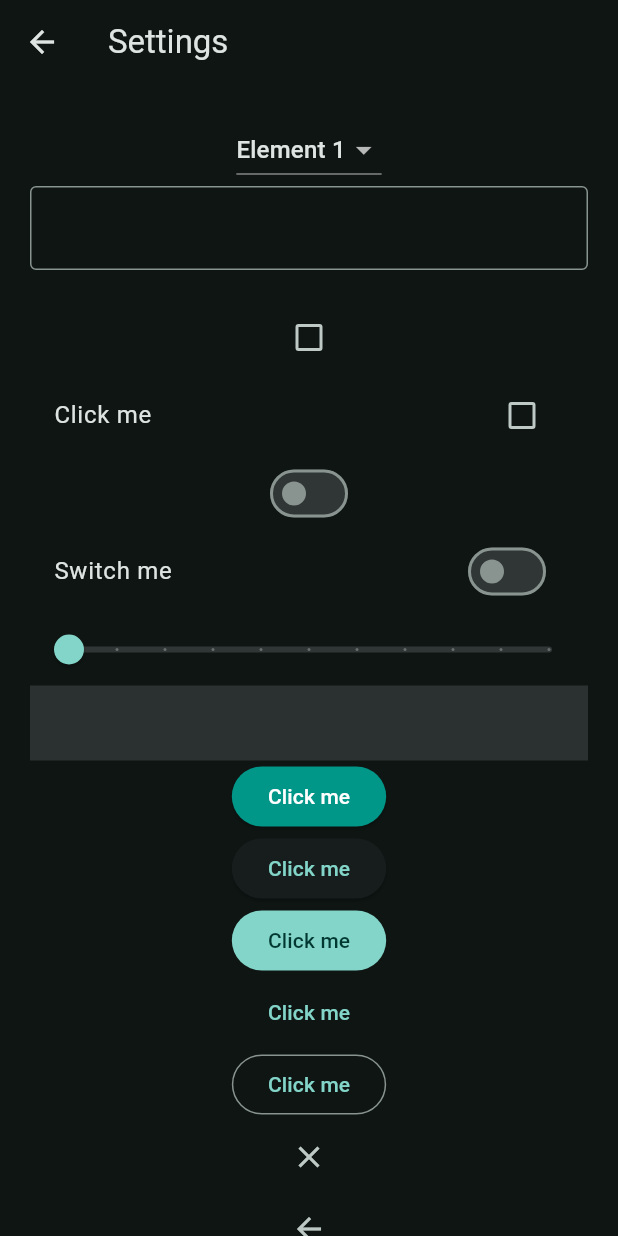
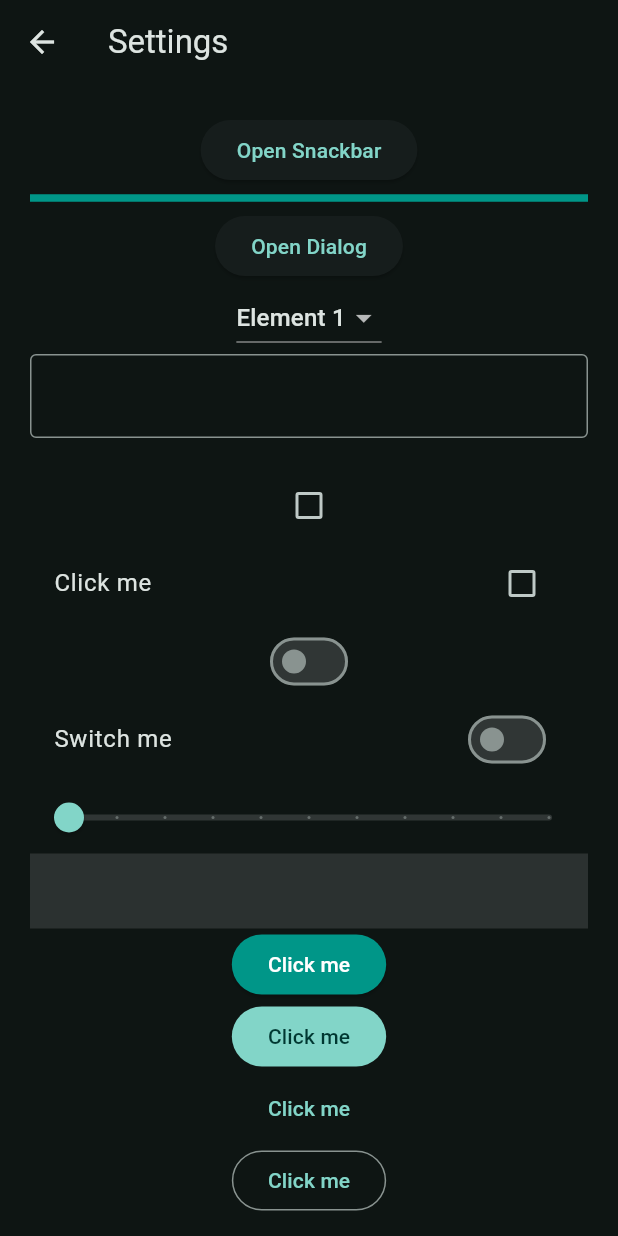
Before and after one commit to RamonArents/fllutter-tutorial, a Flutter app: the screen it shows after launch, after a tap on "Login", after a tap on the "settings" icon, on a phone screen of 412 x 824 dp. Run offline on Flutter 3.47's test engine with Material 3 defaults, Android fonts, the phone set to English and light mode, and no system bars.

Commit message:
dialogs and textstyle classes

```diff
--- a/lib/views/pages/home_page.dart
+++ b/lib/views/pages/home_page.dart
@@ -1,10 +1,33 @@
 import 'package:flutter/material.dart';
+import 'package:flutter_tutorial/data/constants.dart';
+import 'package:flutter_tutorial/views/widgets/hero_widget.dart';
 
 class HomePage extends StatelessWidget {
   const HomePage({super.key});
 
   @override
   Widget build(BuildContext context) {
-    return Center(child:Text('Home page'));
+    return Padding(
+      padding: EdgeInsets.all(20.0),
+      child: Column(
+        children: [
+          HeroWidget(),
+          Container(
+            width: double.infinity,
+            padding: EdgeInsets.symmetric(vertical: 10.0),
+            child: Card(
+              child: Padding(padding: EdgeInsets.all(20.0),
+              child: Column(
+                crossAxisAlignment: CrossAxisAlignment.start,
+                children: [
+                  Text('Basic Layout', style: KTextStyle.titleTealText),
+                  Text('The description of this', style: KTextStyle.descriptionText),
+                ],
+              ),),
+            ),
+          ),
+        ],
+      ),
+    );
   }
 }
--- a/lib/views/pages/settings_page.dart
+++ b/lib/views/pages/settings_page.dart
@@ -1,7 +1,7 @@
 import 'package:flutter/material.dart';
 
 class SettingsPage extends StatefulWidget {
-  const SettingsPage({super.key, required this.title,});
+  const SettingsPage({super.key, required this.title});
 
   final String title;
 
@@ -32,6 +32,44 @@ class _SettingsPageState extends State<SettingsPage> {
           padding: const EdgeInsets.all(20.0),
           child: Column(
             children: [
+              ElevatedButton(
+                onPressed: () {
+                  ScaffoldMessenger.of(context).showSnackBar(
+                    SnackBar(
+                      duration: Duration(seconds: 5),
+                      content: Text('Snackbar'),
+                      behavior: SnackBarBehavior.floating,
+                    ),
+                  );
+                },
+                child: Text('Open Snackbar'),
+              ),
+              Divider(
+                color: Colors.teal,
+                thickness: 5.0,
+              ),
+              ElevatedButton(
+                onPressed: () {
+                  showDialog(
+                    context: context,
+                    builder: (context) {
+                      return AlertDialog(
+                        title: Text('Alert Title'),
+                        content: Text('Alert Content'),
+                        actions: [
+                          FilledButton(
+                            onPressed: () {
+                              Navigator.pop(context);
+                            },
+                            child: Text('Close'),
+                          ),
+                        ],
+                      );
+                    },
+                  );
+                },
+                child: Text('Open Dialog'),
+              ),
               DropdownButton(
                 value: menuItem,
                 items: [
@@ -119,7 +157,6 @@ class _SettingsPageState extends State<SettingsPage> {
                 ),
                 child: Text('Click me'),
               ),
-              ElevatedButton(onPressed: () {}, child: Text('Click me')),
               FilledButton(onPressed: () {}, child: Text('Click me')),
               TextButton(onPressed: () {}, child: Text('Click me')),
               OutlinedButton(onPressed: () {}, child: Text('Click me')),
--- a/lib/views/pages/welcome_page.dart
+++ b/lib/views/pages/welcome_page.dart
@@ -1,5 +1,6 @@
 import 'package:flutter/material.dart';
 import 'package:flutter_tutorial/views/widget_tree.dart';
+import 'package:flutter_tutorial/views/widgets/hero_widget.dart';
 
 class WelcomePage extends StatelessWidget {
   const WelcomePage({super.key});
@@ -12,11 +13,9 @@ class WelcomePage extends StatelessWidget {
         child: Column(
           mainAxisAlignment: MainAxisAlignment.center,
           children: [
-            ClipRRect(
-              borderRadius: BorderRadius.circular(20.0),
-              child: Image.asset('assets/images/bg.jpg'),
-            ),
-            FilledButton(onPressed: () {
+            HeroWidget(),
+            FilledButton(
+              onPressed: () {
                 Navigator.pushReplacement(
                   context,
                   MaterialPageRoute(
@@ -25,10 +24,12 @@ class WelcomePage extends StatelessWidget {
                     },
                   ),
                 );
-            }, child: Text('Login'))
+              },
+              child: Text('Login'),
+            ),
           ],
         ),
-      )
+      ),
     );
   }
 }
--- /dev/null
+++ b/lib/views/widgets/hero_widget.dart
@@ -0,0 +1,20 @@
+import 'package:flutter/material.dart';
+
+class HeroWidget extends StatelessWidget {
+  const HeroWidget({super.key});
+
+  @override
+  Widget build(BuildContext context) {
+    return Hero(
+      tag: 'hero1',
+      child: ClipRRect(
+        borderRadius: BorderRadius.circular(20.0),
+        child: Image.asset(
+          'assets/images/bg.jpg',
+          color: Colors.teal,
+          colorBlendMode: BlendMode.darken,
+        ),
+      ),
+    );
+  }
+}
```
Also changed, not shown: lib/data/constants.dart (added, +13 -0 lines), lib/views/pages/profile_page.dart (+23 -1 lines). Lines whose indentation alone changed are shown as unchanged.
